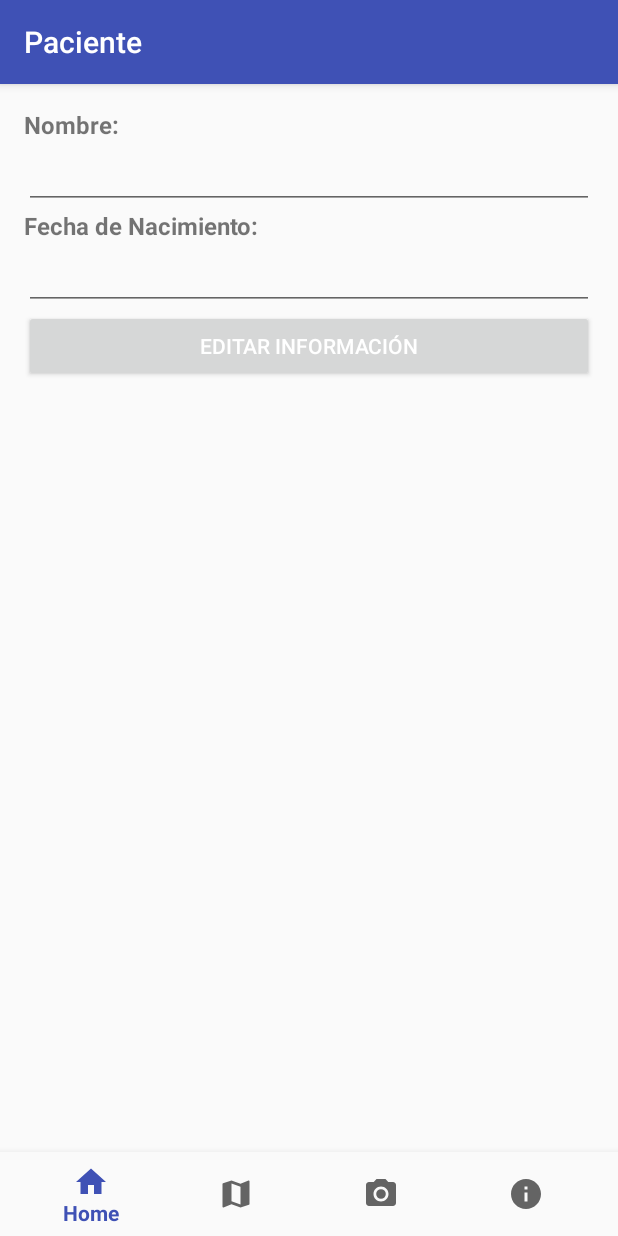
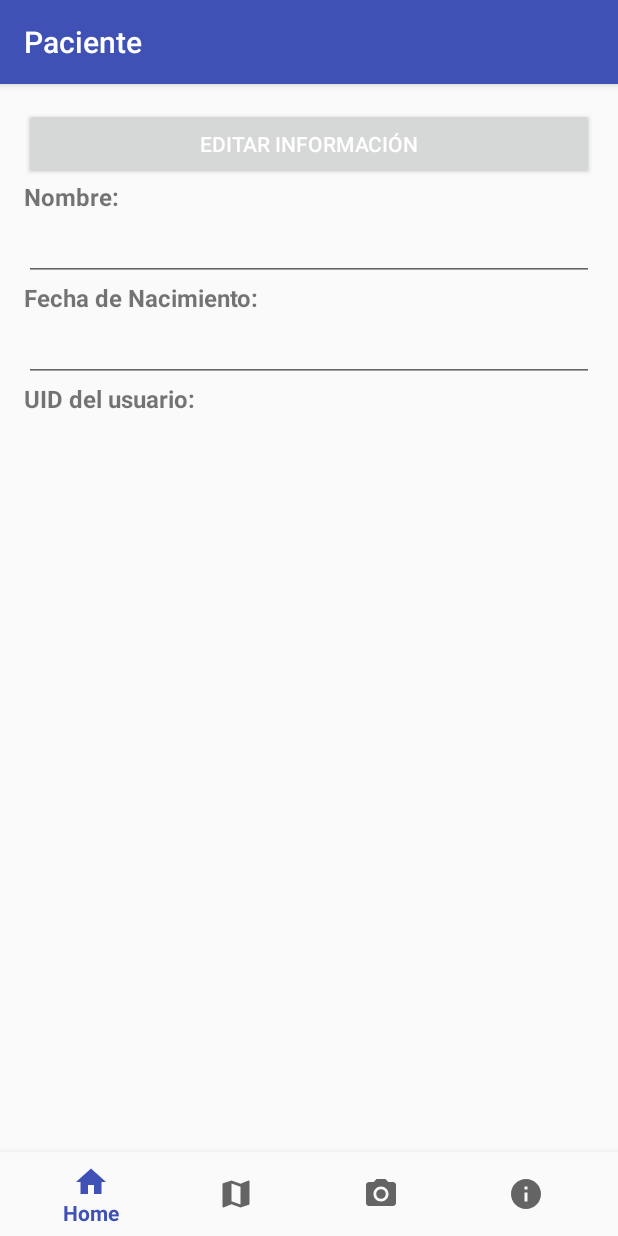
Before and after one commit to vmichelmtz17/GuardianTrackITT-Residencia, an Android app: the fragment InfoFragment placed in its activity, on a phone screen of 412 x 824 dp. Run offline under Robolectric (Android 15) with nearby library versions, the phone set to English and light mode, and no system bars; our stand-ins replace Firebase (no records; nobody signed in at launch, a user with empty details on screens opened directly).

Commit message:
version047

```diff
--- a/app/src/main/java/com/residencia/guardiantrackitt/InfoFragment.java
+++ b/app/src/main/java/com/residencia/guardiantrackitt/InfoFragment.java
@@ -7,6 +7,7 @@ import android.view.View;
 import android.view.ViewGroup;
 import android.widget.Button;
 import android.widget.EditText;
+import android.widget.TextView;
 import android.widget.Toast;
 
 import androidx.annotation.NonNull;
@@ -28,6 +29,7 @@ public class InfoFragment extends Fragment {
     private Button btnEditarInfo;
     private DatabaseReference userDataRef;
     private FirebaseUser currentUser;
+    private TextView uidTextView;
 
     @Override
     public View onCreateView(LayoutInflater inflater, ViewGroup container, Bundle savedInstanceState) {
@@ -36,6 +38,7 @@ public class InfoFragment extends Fragment {
         nombreEditText = view.findViewById(R.id.nombreEditText);
         fechaNacimientoEditText = view.findViewById(R.id.fechaNacimientoEditText);
         btnEditarInfo = view.findViewById(R.id.btnEditarInfo);
+        uidTextView = view.findViewById(R.id.uidTextView);
 
         currentUser = FirebaseAuth.getInstance().getCurrentUser();
         if (currentUser != null) {
@@ -51,21 +54,24 @@ public class InfoFragment extends Fragment {
 
                         nombreEditText.setText(nombre);
                         fechaNacimientoEditText.setText(fechaNacimiento);
+
+                        uidTextView.setText("UID del usuario: " + userId); // Mostrar el UID del usuario actual en el TextView
                     }
                 }
+
                 @Override
                 public void onCancelled(@NonNull DatabaseError databaseError) {
                     // Manejar caso de error de lectura de datos
                 }
             });
         }
+
         btnEditarInfo.setOnClickListener(new View.OnClickListener() {
             @Override
             public void onClick(View v) {
                 // Obtener los valores editados
                 String nuevoNombre = nombreEditText.getText().toString();
                 String nuevaFechaNacimiento = fechaNacimientoEditText.getText().toString();
-
 
                 // Actualizar la información en Firebase
                 userDataRef.child("name").setValue(nuevoNombre);
--- a/app/src/main/res/layout/fragment_info.xml
+++ b/app/src/main/res/layout/fragment_info.xml
@@ -5,6 +5,12 @@
     android:orientation="vertical"
     android:padding="16dp"
     tools:context=".InfoFragment">
+
+    <Button
+        android:id="@+id/btnEditarInfo"
+        android:layout_width="match_parent"
+        android:layout_height="wrap_content"
+        android:text="Editar Información" />
 
     <TextView
         android:layout_width="wrap_content"
@@ -32,10 +38,13 @@
         android:layout_height="wrap_content"
         android:inputType="date" />
 
-    <Button
-        android:id="@+id/btnEditarInfo"
-        android:layout_width="match_parent"
+    <TextView
+        android:id="@+id/uidTextView"
+        android:layout_width="wrap_content"
         android:layout_height="wrap_content"
-        android:text="Editar Información" />
+        android:text="UID del usuario:"
+        android:textSize="16sp"
+        android:textStyle="bold" />
+
 
 </LinearLayout>
```
